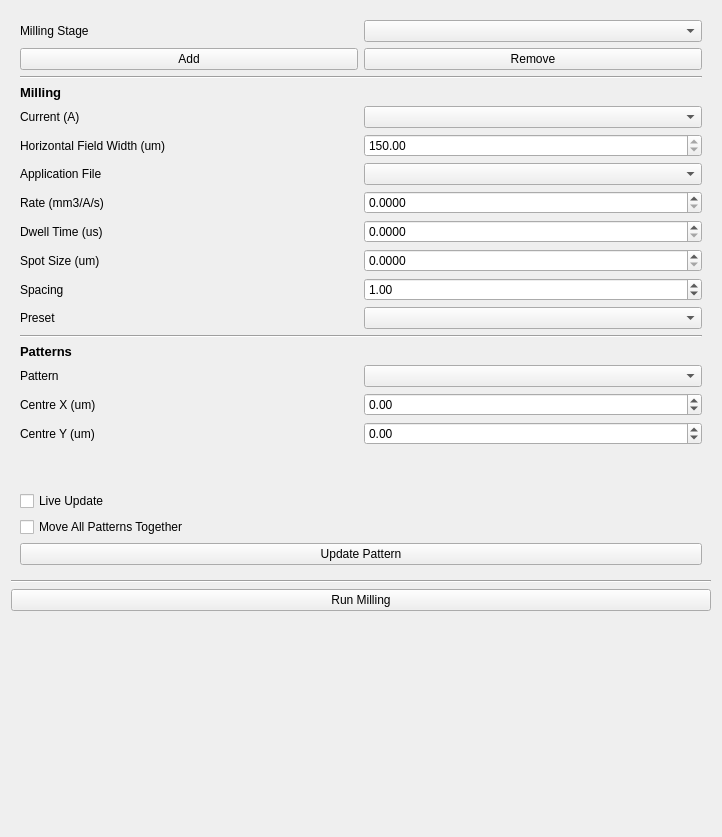
Old version of the form fibsem/ui/qtdesigner_files/FibsemMillingWidget.ui in the repository DeMarcoLab/fibsem.
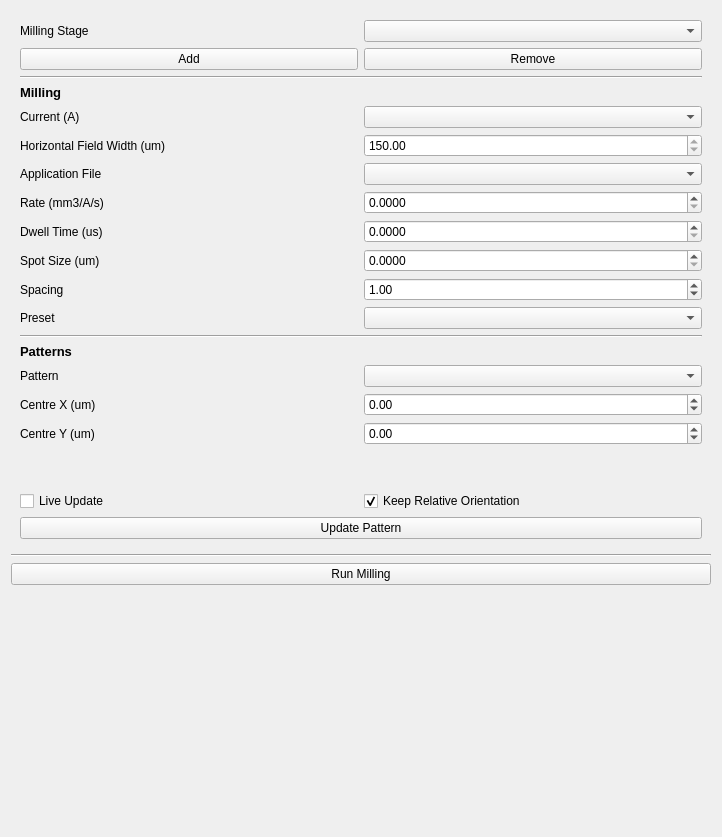
New version of the form.

Commit message:
moving pattern update (#221)
* moving pattern update

* modified to not need an else block

* improved logic to remove large else block

* fixed stuff and removed comments oops hehe

* fixed everything

* solved world hunger

---------

```diff
--- a/fibsem/ui/qtdesigner_files/FibsemMillingWidget.ui
+++ b/fibsem/ui/qtdesigner_files/FibsemMillingWidget.ui
@@ -354,10 +354,14 @@
         </property>
        </widget>
       </item>
-      <item row="25" column="0">
-       <widget class="QCheckBox" name="checkBox_move_all_patterns">
+      <item row="24" column="1">
+       <widget class="QCheckBox" name="checkBox_relative_move">
         <property name="text">
-         <string>Move All Patterns Together</string>
+         <string>Keep Relative Orientation</string>
+        </property>
+        <property name="checked">
+         <bool>true</bool>
+
         </property>
        </widget>
       </item>
```
Left out of the diff: 1 changed line with no effect on the pictures. The commit also changes 2 other files.
